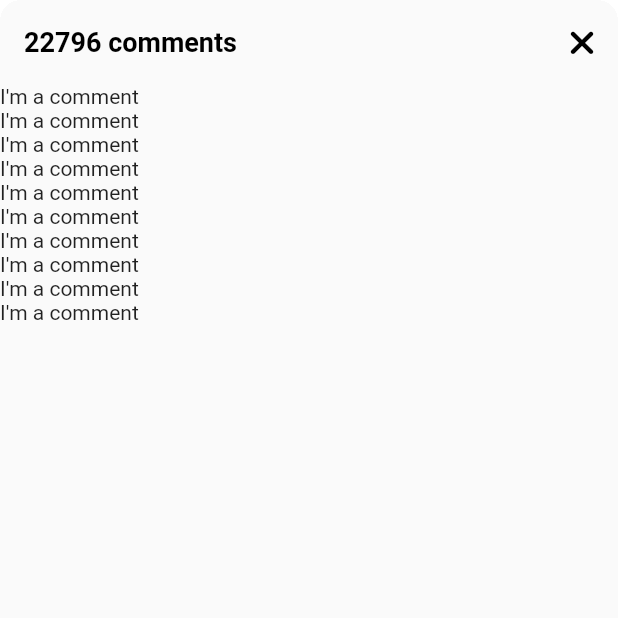
After one commit to jangjia01234/reel_me, a Flutter app: the VideoComments screen opened directly, on a phone screen of 412 x 824 dp, the top half of it. The commit adds this screen. Run offline on Flutter 3.47's test engine with Material 3 defaults, Android fonts, the phone set to English and light mode, and no system bars; our stand-ins replace font_awesome_flutter, video_player, visibility_detector; network calls fail.

Commit message:
comment (bottom modal sheet) 생성

```diff
--- /dev/null
+++ b/lib/features/videos/widgets/video_comments.dart
@@ -0,0 +1,46 @@
+import 'package:flutter/material.dart';
+import 'package:font_awesome_flutter/font_awesome_flutter.dart';
+import 'package:reel_me/constants/sizes.dart';
+
+class VideoComments extends StatefulWidget {
+  const VideoComments({super.key});
+
+  @override
+  State<VideoComments> createState() => _VideoCommentsState();
+}
+
+class _VideoCommentsState extends State<VideoComments> {
+  void _onClosePressed() {
+    Navigator.of(context).pop();
+  }
+
+  @override
+  Widget build(BuildContext context) {
+    return Container(
+      clipBehavior: Clip.hardEdge,
+      decoration: BoxDecoration(
+        borderRadius: BorderRadius.circular(Sizes.size14),
+      ),
+      child: Scaffold(
+        backgroundColor: Colors.grey.shade50,
+        appBar: AppBar(
+          backgroundColor: Colors.grey.shade50,
+          automaticallyImplyLeading: false, // '<' 표시 제거
+          title: Text("22796 comments"),
+          actions: [
+            IconButton(
+              onPressed: _onClosePressed,
+              icon: FaIcon(FontAwesomeIcons.xmark),
+            )
+          ],
+        ),
+        body: ListView.builder(
+          itemCount: 10,
+          itemBuilder: (context, index) => Container(
+            child: Text("I'm a comment"),
+          ),
+        ),
+      ),
+    );
+  }
+}
```
Also changed, not shown: lib/features/videos/widgets/video_post.dart (+22 -7 lines).
